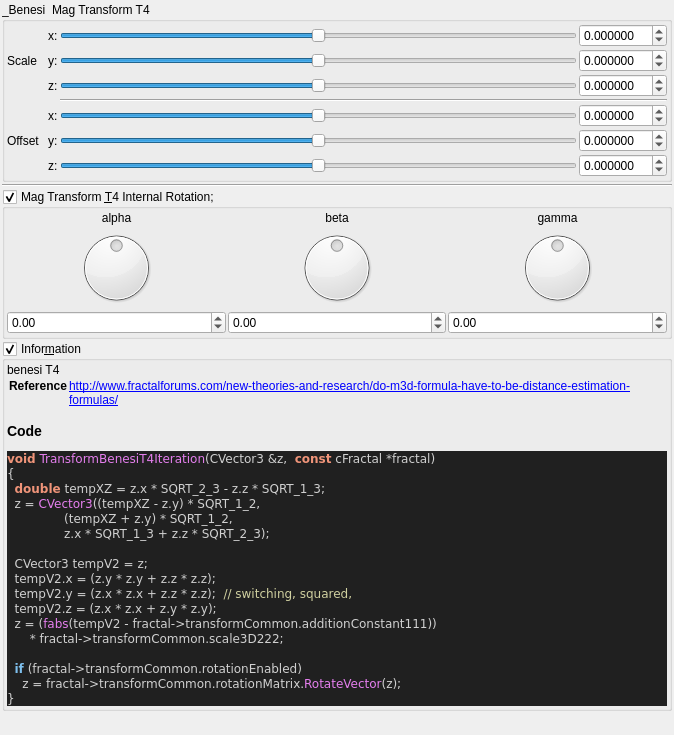
This is mandelbulber2/qt_data/fractal_transf_benesi_T4.ui in buddhi1980/mandelbulber2 as Qt 5 draws it before an edit. The edited form follows.
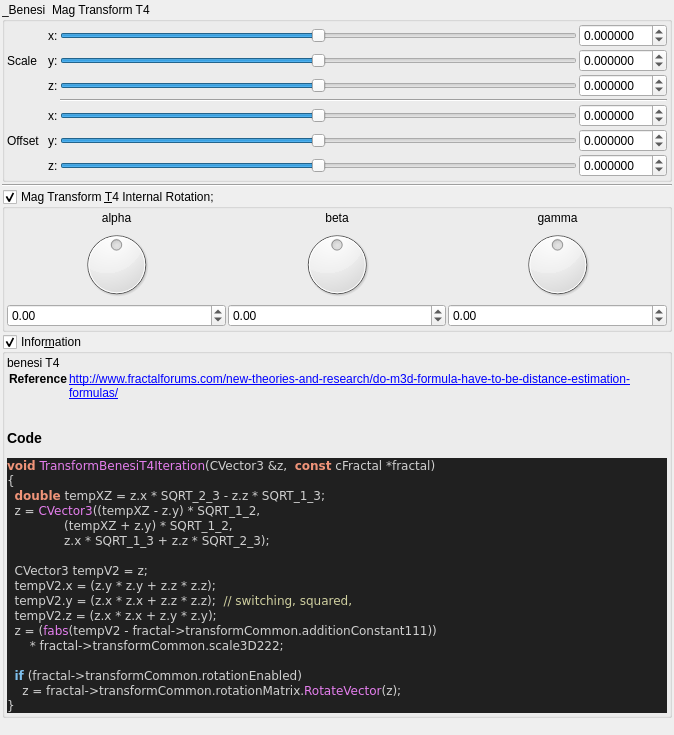
This is the edited form. Custom widgets are drawn as their Qt base class.

Commit message:
stripped code highlight output to body tag
 the surrounding part (HTML Tag and comment) contained version specific parts.
 Now only the body tag will be written to the ui file,
 so the complete output of populateUiInformation.php should be reproducable.

 Also readded broken symlinks in deploy/share/mandelbulber2

```diff
--- a/mandelbulber2/qt_data/fractal_transf_benesi_T4.ui
+++ b/mandelbulber2/qt_data/fractal_transf_benesi_T4.ui
@@ -654,17 +654,12 @@
        <widget class="QLabel" name="label_code_content">
         <property name="text">
          <string>&lt;p&gt;benesi T4&lt;/p&gt;&lt;table&gt;
-&lt;tr&gt;&lt;th&gt;Reference&lt;/th&gt;&lt;td&gt;&lt;a href=&quot;http://www.fractalforums.com/new-theories-and-research/do-m3d-formula-have-to-be-distance-estimation-formulas/&quot;&gt;http://www.fractalforums.com/new-theories-and-research/do-m3d-formula-have-to-be-distance-estimation-formulas/&lt;/a&gt;&lt;/td&gt;&lt;/tr&gt;
+&lt;tr&gt;&lt;th&gt;Reference&lt;/th&gt;&lt;td&gt;&lt;a href=&quot;http://www.fractalforums.com/new-theories-and-research/do-m3d-formula-have-to-be-distance-estimation-formulas/&quot;&gt;http://www.fractalforums.com/new-theories-and-research/do-m3d-formula-have-to-be-distance-estimation-formulas/&lt;br&gt;
+&lt;/td&gt;&lt;/tr&gt;
 &lt;/table&gt;
 &lt;h3&gt;Code&lt;/h3&gt;
-&lt;!DOCTYPE HTML PUBLIC &quot;-//W3C//DTD HTML 4.0 Transitional//EN&quot;&gt;
-&lt;html&gt;
-&lt;head&gt;
-&lt;meta http-equiv=&quot;content-type&quot; content=&quot;text/html; charset=ISO-8859-1&quot;&gt;
-&lt;title&gt;Source file&lt;/title&gt;
-&lt;/head&gt;
 &lt;body style=&quot;background-color:#202020&quot;&gt;
-&lt;pre style=&quot;color:#d0d0d0; background-color:#202020;  font-family:'Courier New';&quot;&gt;&lt;span style=&quot;color:#f09479; font-weight:bold&quot;&gt;void&lt;/span&gt; &lt;span style=&quot;color:#e47eed&quot;&gt;TransformBenesiT4Iteration&lt;/span&gt;&lt;span style=&quot;color:#d0d0d0&quot;&gt;(&lt;/span&gt;CVector3 &lt;span style=&quot;color:#d0d0d0&quot;&gt;&amp;amp;&lt;/span&gt;z&lt;span style=&quot;color:#d0d0d0&quot;&gt;,&lt;/span&gt;  &lt;span style=&quot;color:#f09479; font-weight:bold&quot;&gt;const&lt;/span&gt; cFractal &lt;span style=&quot;color:#d0d0d0&quot;&gt;*&lt;/span&gt;fractal&lt;span style=&quot;color:#d0d0d0&quot;&gt;)&lt;/span&gt;
+&lt;pre style=&quot;color:#d0d0d0; background-color:#202020;  font-family:'Courier New',monospace;&quot;&gt;&lt;span style=&quot;color:#f09479; font-weight:bold&quot;&gt;void&lt;/span&gt; &lt;span style=&quot;color:#e47eed&quot;&gt;TransformBenesiT4Iteration&lt;/span&gt;&lt;span style=&quot;color:#d0d0d0&quot;&gt;(&lt;/span&gt;CVector3 &lt;span style=&quot;color:#d0d0d0&quot;&gt;&amp;amp;&lt;/span&gt;z&lt;span style=&quot;color:#d0d0d0&quot;&gt;,&lt;/span&gt;  &lt;span style=&quot;color:#f09479; font-weight:bold&quot;&gt;const&lt;/span&gt; cFractal &lt;span style=&quot;color:#d0d0d0&quot;&gt;*&lt;/span&gt;fractal&lt;span style=&quot;color:#d0d0d0&quot;&gt;)&lt;/span&gt;
 &lt;span style=&quot;color:#d0d0d0&quot;&gt;{&lt;/span&gt;
   &lt;span style=&quot;color:#f09479; font-weight:bold&quot;&gt;double&lt;/span&gt; tempXZ &lt;span style=&quot;color:#d0d0d0&quot;&gt;=&lt;/span&gt; z&lt;span style=&quot;color:#d0d0d0&quot;&gt;.&lt;/span&gt;x &lt;span style=&quot;color:#d0d0d0&quot;&gt;*&lt;/span&gt; SQRT_2_3 &lt;span style=&quot;color:#d0d0d0&quot;&gt;-&lt;/span&gt; z&lt;span style=&quot;color:#d0d0d0&quot;&gt;.&lt;/span&gt;z &lt;span style=&quot;color:#d0d0d0&quot;&gt;*&lt;/span&gt; SQRT_1_3&lt;span style=&quot;color:#d0d0d0&quot;&gt;;&lt;/span&gt;
   z &lt;span style=&quot;color:#d0d0d0&quot;&gt;=&lt;/span&gt; &lt;span style=&quot;color:#e47eed&quot;&gt;CVector3&lt;/span&gt;&lt;span style=&quot;color:#d0d0d0&quot;&gt;((&lt;/span&gt;tempXZ &lt;span style=&quot;color:#d0d0d0&quot;&gt;-&lt;/span&gt; z&lt;span style=&quot;color:#d0d0d0&quot;&gt;.&lt;/span&gt;y&lt;span style=&quot;color:#d0d0d0&quot;&gt;) *&lt;/span&gt; SQRT_1_2&lt;span style=&quot;color:#d0d0d0&quot;&gt;,&lt;/span&gt;
@@ -682,10 +677,7 @@
     z &lt;span style=&quot;color:#d0d0d0&quot;&gt;=&lt;/span&gt; fractal&lt;span style=&quot;color:#d0d0d0&quot;&gt;-&amp;gt;&lt;/span&gt;transformCommon&lt;span style=&quot;color:#d0d0d0&quot;&gt;.&lt;/span&gt;rotationMatrix&lt;span style=&quot;color:#d0d0d0&quot;&gt;.&lt;/span&gt;&lt;span style=&quot;color:#e47eed&quot;&gt;RotateVector&lt;/span&gt;&lt;span style=&quot;color:#d0d0d0&quot;&gt;(&lt;/span&gt;z&lt;span style=&quot;color:#d0d0d0&quot;&gt;);&lt;/span&gt;
 &lt;span style=&quot;color:#d0d0d0&quot;&gt;}&lt;/span&gt;
 &lt;/pre&gt;
-&lt;/body&gt;
-&lt;/html&gt;
-&lt;!--HTML generated by highlight 3.9, http://www.andre-simon.de/--&gt;
-</string>
+&lt;/body&gt;</string>
         </property>
         <property name="wordWrap">
          <bool>true</bool>
```
The commit also changes 109 other files.
